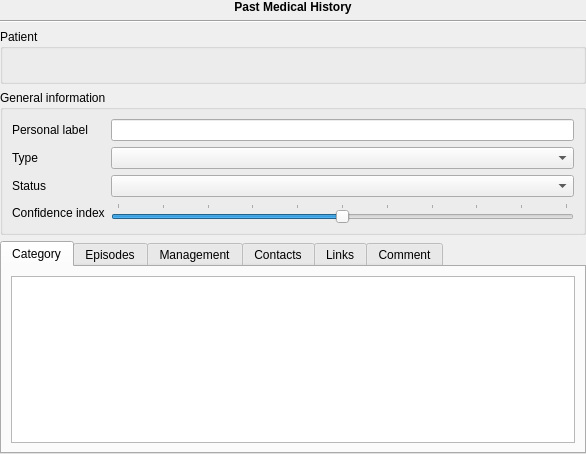
The window that plugins/pmhplugin/pmhviewer.ui (FreeHealth/freehealth) describes before a commit, drawn with Qt 5.
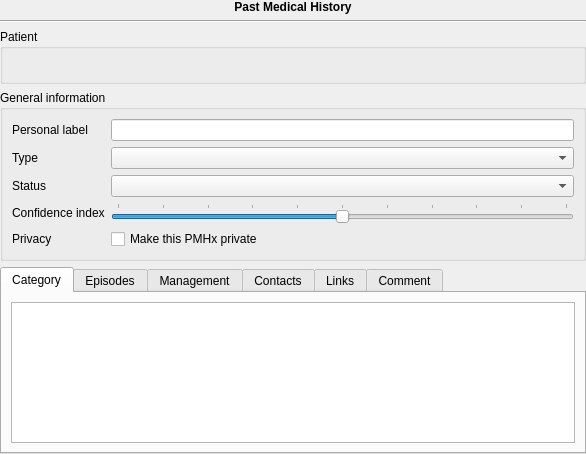
The same window after the commit. The open tabs and pages were chosen to show the change. Custom widgets are drawn as their Qt base class.

Commit message: PMHx: - allow user to create private PMHx - PmhCategoryModel can setData on category labels, removeRows - Manage Pmh/Category/Episodes remove from database using a ISVALID tag

What changed in the file:
```diff
--- a/plugins/pmhplugin/pmhviewer.ui
+++ b/plugins/pmhplugin/pmhviewer.ui
@@ -53,7 +53,7 @@
         </property>
        </widget>
       </item>
-      <item row="1" column="1">
+      <item row="1" column="2">
        <widget class="QLineEdit" name="personalLabel"/>
       </item>
       <item row="2" column="0">
@@ -63,7 +63,7 @@
         </property>
        </widget>
       </item>
-      <item row="2" column="1">
+      <item row="2" column="2">
        <widget class="QComboBox" name="typeCombo"/>
       </item>
       <item row="3" column="0">
@@ -73,7 +73,7 @@
         </property>
        </widget>
       </item>
-      <item row="3" column="1">
+      <item row="3" column="2">
        <widget class="QComboBox" name="statusCombo"/>
       </item>
       <item row="4" column="0">
@@ -83,7 +83,7 @@
         </property>
        </widget>
       </item>
-      <item row="4" column="1">
+      <item row="4" column="2">
        <widget class="QSlider" name="confIndexSlider">
         <property name="maximum">
          <number>10</number>
@@ -105,13 +105,27 @@
         </property>
        </widget>
       </item>
+      <item row="6" column="0">
+       <widget class="QLabel" name="label_6">
+        <property name="text">
+         <string>Privacy</string>
+        </property>
+       </widget>
+      </item>
+      <item row="6" column="2">
+       <widget class="QCheckBox" name="makePrivateBox">
+        <property name="text">
+         <string>Make this PMHx private</string>
+        </property>
+       </widget>
+      </item>
      </layout>
     </widget>
    </item>
-   <item row="5" column="0">
+   <item row="6" column="0">
     <widget class="QTabWidget" name="tabWidget">
      <property name="currentIndex">
-      <number>1</number>
+      <number>0</number>
      </property>
      <widget class="QWidget" name="categoryTab">
       <attribute name="title">
@@ -119,7 +133,7 @@
       </attribute>
       <layout class="QGridLayout" name="gridLayout">
        <item row="0" column="0">
-        <widget class="QTreeView" name="categoryTreeview"/>
+        <widget class="Views::TreeView" name="categoryTreeview"/>
        </item>
       </layout>
      </widget>
@@ -190,6 +204,11 @@
    <header location="global">pmhplugin/pmhepisodeviewer.h</header>
    <container>1</container>
   </customwidget>
+  <customwidget>
+   <class>Views::TreeView</class>
+   <extends>QTreeView</extends>
+   <header location="global">listviewplugin/treeview.h</header>
+  </customwidget>
  </customwidgets>
  <resources/>
  <connections/>
```
The commit also changes 19 other files.
